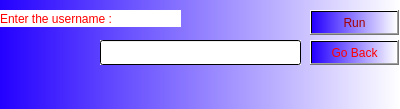
First picture: the form in test2_b.ui, repository ALITO1998/os-task, before the edit.
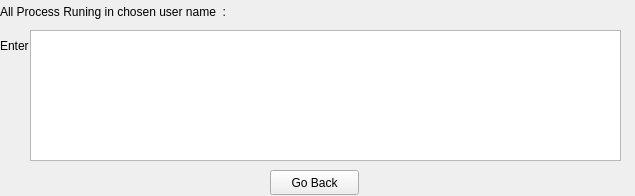
Second picture: the form after the edit.

The edit to the form file:
```diff
--- a/test2_b.ui
+++ b/test2_b.ui
@@ -6,29 +6,27 @@
    <rect>
     <x>0</x>
     <y>0</y>
-    <width>400</width>
-    <height>109</height>
+    <width>635</width>
+    <height>196</height>
    </rect>
   </property>
   <property name="windowTitle">
    <string>Dialog</string>
   </property>
   <property name="styleSheet">
-   <string notr="true">background-color: qlineargradient(spread:pad, x1:0, y1:0, x2:1, y2:0, stop:0 rgba(36, 0, 255, 255), stop:1 rgba(255, 255, 255, 255));</string>
+   <string notr="true"/>
   </property>
   <widget class="QLabel" name="label">
    <property name="geometry">
     <rect>
      <x>0</x>
-     <y>10</y>
-     <width>181</width>
-     <height>17</height>
+     <y>30</y>
+     <width>221</width>
+     <height>31</height>
     </rect>
    </property>
    <property name="styleSheet">
-    <string notr="true">font: 57 italic 18pt &quot;URW Chancery L&quot;;
-background-color: qlineargradient(spread:pad, x1:0, y1:0, x2:1, y2:0, stop:0 rgba(255, 255, 255, 255));
-color: qlineargradient(spread:pad, x1:0, y1:0, x2:0, y2:0, stop:0 rgba(255, 0, 0, 255), stop:1 rgba(255, 255, 255, 255));</string>
+    <string notr="true"/>
    </property>
    <property name="text">
     <string>Enter the username :</string>
@@ -37,14 +35,14 @@
   <widget class="QPushButton" name="Run">
    <property name="geometry">
     <rect>
-     <x>310</x>
-     <y>10</y>
+     <x>380</x>
+     <y>80</y>
      <width>89</width>
      <height>25</height>
     </rect>
    </property>
    <property name="styleSheet">
-    <string notr="true">color: rgb(164, 0, 0);</string>
+    <string notr="true"/>
    </property>
    <property name="text">
     <string>Run</string>
@@ -53,14 +51,14 @@
   <widget class="QPushButton" name="goback">
    <property name="geometry">
     <rect>
-     <x>310</x>
-     <y>40</y>
+     <x>270</x>
+     <y>170</y>
      <width>89</width>
      <height>25</height>
     </rect>
    </property>
    <property name="styleSheet">
-    <string notr="true">color: qlineargradient(spread:pad, x1:0, y1:0, x2:0, y2:0, stop:0 rgba(255, 0, 0, 255), stop:1 rgba(255, 255, 255, 255));</string>
+    <string notr="true"/>
    </property>
    <property name="text">
     <string>Go Back</string>
@@ -69,14 +67,43 @@
   <widget class="QLineEdit" name="textbox">
    <property name="geometry">
     <rect>
-     <x>100</x>
-     <y>40</y>
+     <x>150</x>
+     <y>80</y>
      <width>201</width>
      <height>25</height>
     </rect>
    </property>
    <property name="styleSheet">
-    <string notr="true">background-color: qlineargradient(spread:pad, x1:0, y1:0, x2:1, y2:0, stop:0 rgba(255, 255, 255, 255));</string>
+    <string notr="true"/>
+   </property>
+  </widget>
+  <widget class="QLabel" name="label_2">
+   <property name="geometry">
+    <rect>
+     <x>0</x>
+     <y>-4</y>
+     <width>361</width>
+     <height>31</height>
+    </rect>
+   </property>
+   <property name="styleSheet">
+    <string notr="true"/>
+   </property>
+   <property name="text">
+    <string>All Process Runing in chosen user name  :</string>
+   </property>
+  </widget>
+  <widget class="QPlainTextEdit" name="plainTextEdit">
+   <property name="geometry">
+    <rect>
+     <x>30</x>
+     <y>30</y>
+     <width>591</width>
+     <height>131</height>
+    </rect>
+   </property>
+   <property name="styleSheet">
+    <string notr="true"/>
    </property>
   </widget>
  </widget>
```
